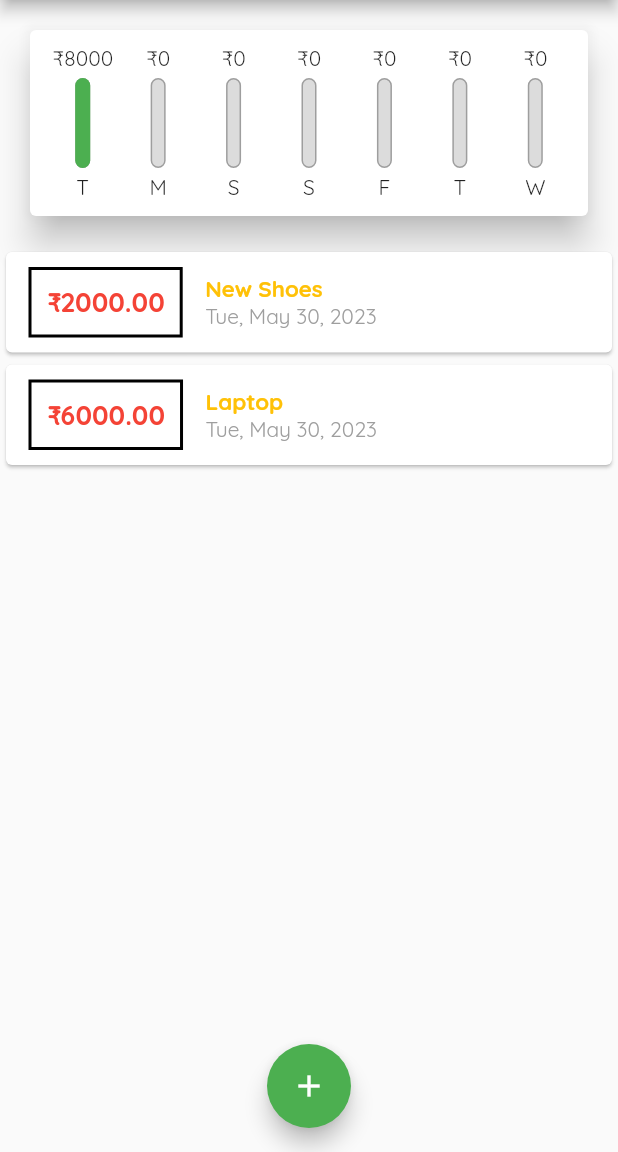
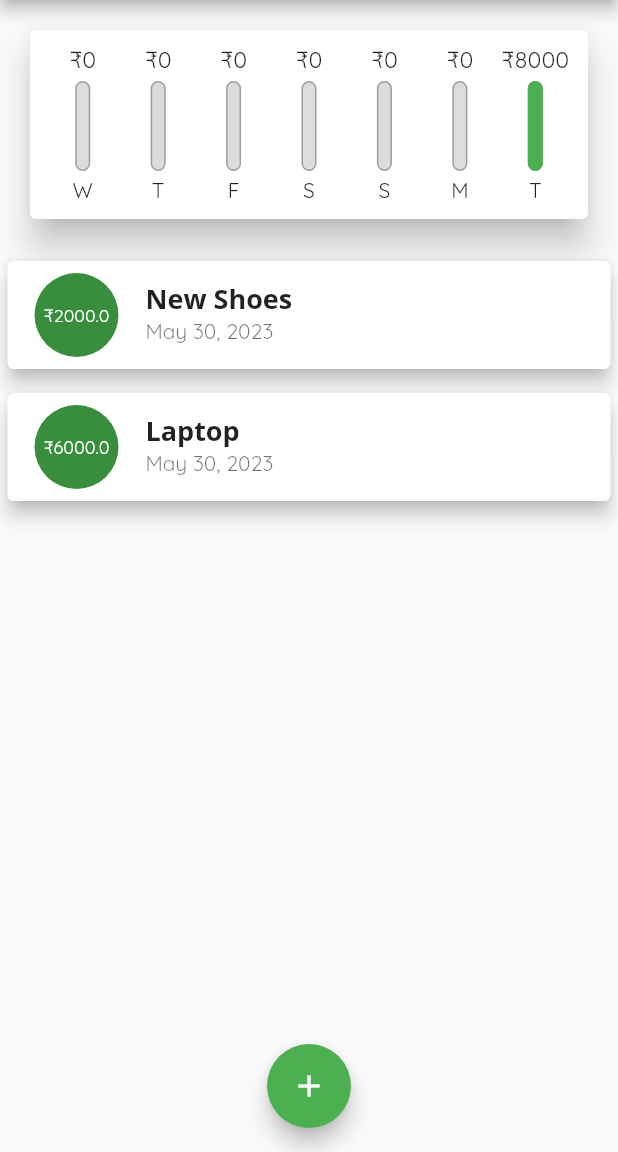
Before and after one commit to samridhav14/transactionmanager, a Flutter app: the screen it shows after launch, on a phone screen of 412 x 824 dp, the part 84-1236 px from its top. Run offline on Flutter 3.47's test engine with Material 2 defaults, Android fonts, the phone set to English and light mode, and no system bars.

Commit message:
changed the view of the list completly and revrsed the bar order

```diff
--- a/lib/chart.dart
+++ b/lib/chart.dart
@@ -25,7 +25,7 @@ class Chart extends StatelessWidget {
         'day': DateFormat.E().format(weekDay).substring(0,1),
         'amount': totalSum,
       };
-    });
+    }).reversed.toList();
   }
 // geteer for percentage of spending
 double get totalSpending{
@@ -52,7 +52,7 @@ double get totalSpending{
            // string interpolation
           //return Text("${data['Day']}: ${data['amount']}");
           return Flexible(
-            // by this we are forcing to take default space for every bar we can use flex for selecting it individually by tight we are also insuring that every child cant change their size with time
+            // by this we are forcing to take default space for every bar we can use flex for selecting it individually by tight we are also insuring that every child cant change their size with time we can use expanded flexible withj flex.tight is same
             fit: FlexFit.tight,
             child: ChartBar(lable:data['day'],
             spendingAmount: data['amount'],
--- a/lib/chart_bar.dart
+++ b/lib/chart_bar.dart
@@ -15,8 +15,12 @@ class ChartBar extends StatelessWidget {
     Column(
       children: <Widget>[
         // fittedbox fix the size of the amount and fit it in given size
-        FittedBox
-        (child: Text('₹${spendingAmount.toStringAsFixed(0)}')),
+        // we have added a container to fix the height of the amount we are showing and the bar
+        Container(
+          height: 20,
+          child: FittedBox
+          (child: Text('₹${spendingAmount.toStringAsFixed(0)}')),
+        ),
         SizedBox(height: 4,),
         Container(
           height: 60,
--- a/lib/widgets/transactionslist.dart
+++ b/lib/widgets/transactionslist.dart
@@ -3,87 +3,113 @@ import 'package:flutter_application_2/models/transactions.dart';
 import 'package:intl/intl.dart';
 
 class TransactionList extends StatelessWidget {
-    final List<Transactions>transaction;
+  final List<Transactions> transaction;
   TransactionList(this.transaction);
   @override
   Widget build(BuildContext context) {
-    return
-        Container(
+    return Container(
       // we need to fix the height of container otherwise listview will not work fine
       height: 300,
-        child: transaction.isEmpty?
+      child: transaction.isEmpty
+          ?
           // if no transactions are there we need to show some default messeage
           Column(
-          children: [ Text('No Transactions Added yet',
+              children: [
+                Text(
+                  'No Transactions Added yet',
                   style: TextStyle(
                     fontFamily: 'OpenSans',
                     fontWeight: FontWeight.bold,
                     fontSize: 18,
-                ),),
+                  ),
+                ),
                 //it will provide the space between text and image its a good alternative to container
-                SizedBox(height: 20,),
+                SizedBox(
+                  height: 20,
+                ),
                 // we need to put image into a container and then we need to fix the size so that no overflow occur
                 Container(
-                  height:200,
-                  child:
-                  Image.asset(
+                    height: 200,
+                    child: Image.asset(
                       'assets/images/default.png',
                       fit: BoxFit.cover,
-                     )
-                     )
+                    ))
               ],
             )
           // we have one more widget which we can use instead o f single child scrollable view it is listview is a widget that is column and by default singlechild scrolable
           // Listview is basically a widget with infinite height so we need to put in a container otherwise there will be a error
           // there are two type of list view one is direct and the other is by using builder constructor
-          :ListView.builder(
+          : ListView.builder(
               // standered syntax
-             itemBuilder: (context, index){
+              itemBuilder: (context, index) {
+                // return Card(
+                //   child: Row(
+                //     children: <Widget>[
+                //       Container(
+                //         margin: const EdgeInsets.symmetric(
+                //           horizontal: 15,
+                //           vertical: 10,
+                //         ),
+                //         decoration: BoxDecoration(
+                //             border: Border.all(color: Colors.black, width: 2)),
+                //         padding: EdgeInsets.all(10),
+                //         child: Text(
+                //             // special syntax for adding $sign string interpolation no need to use to string and adding to string
+                //             // it is used to fix decimal size to two digits
+                //             "₹${transaction[index].amount.toStringAsFixed(2)}",
+                //             style:  TextStyle(
+                //                 fontWeight: FontWeight.bold,
+                //                 fontSize: 18,
+                //                 //here we have coloured it manually if we want to colur it by default theme
+                //               //  color: Theme.of(context).primaryColorLight,
+                //                 color: Colors.red
+                //               )
+                //               ),
+                //       ),
+                //       Column(
+                //           crossAxisAlignment: CrossAxisAlignment.start,
+                //           children: <Widget>[
+                //             Text(
+                //               transaction[index].title,
+                //               style: const TextStyle(
+                //                   fontWeight: FontWeight.bold,
+                //                   color: Colors.amber,
+                //                   fontSize: 15),
+                //             ),
+                //             Text(
+                //               // we have added an intel pakage to formate this date and included this to our main.dart file this is an external pakage and now it is our dependency in pubspec.yaml
+                //               // we can decide the pattetn also and also different inbuilt obj
+                //               DateFormat.yMMMEd().format(transaction[index].date),
+                //               style: const TextStyle(color: Colors.grey),
+                //             ),
+                //           ])
+                //     ],
+                //   ),
+                // );;
                 return Card(
-                child: Row(
-                  children: <Widget>[
-                    Container(
-                      margin: const EdgeInsets.symmetric(
-                        horizontal: 15,
-                        vertical: 10,
+                   elevation:5,
+                  margin: EdgeInsets.symmetric(
+                    vertical:8,
+                    horizontal: 5,
                   ),
-                      decoration: BoxDecoration(
-                          border: Border.all(color: Colors.black, width: 2)),
-                      padding: EdgeInsets.all(10),
-                      child: Text(
-                          // special syntax for adding $sign string interpolation no need to use to string and adding to string
-                          // it is used to fix decimal size to two digits
-                          "₹${transaction[index].amount.toStringAsFixed(2)}",
-                          style:  TextStyle(
+                  child: ListTile(
+                    leading: CircleAvatar(
+                      radius: 30,
+                      child: Padding(
+                        padding: EdgeInsets.all(8),
+                          child: FittedBox(
+                              child: Text('₹${transaction[index].amount}'))),
+                    ),
+                    title: Text(
+                      transaction[index].title,
+                      style: TextStyle( fontFamily: 'OpenSans',
                      fontWeight: FontWeight.bold,
-                              fontSize: 18,
-                              //here we have coloured it manually if we want to colur it by default theme
-                            //  color: Theme.of(context).primaryColorLight,
-                              color: Colors.red
-                            )
+                    fontSize: 18, ),
                     ),
+                    subtitle: Text(DateFormat.yMMMMd().format(transaction[index].date) ),
                   ),
-                    Column(
-                        crossAxisAlignment: CrossAxisAlignment.start,
-                        children: <Widget>[
-                          Text(
-                            transaction[index].title,
-                            style: const TextStyle(
-                                fontWeight: FontWeight.bold,
-                                color: Colors.amber,
-                                fontSize: 15),
-                          ),
-                          Text(
-                            // we have added an intel pakage to formate this date and included this to our main.dart file this is an external pakage and now it is our dependency in pubspec.yaml
-                            // we can decide the pattetn also and also different inbuilt obj
-                            DateFormat.yMMMEd().format(transaction[index].date),
-                            style: const TextStyle(color: Colors.grey),
-                          ),
-                        ])
-                  ],
-                ),
-              );;
-             } ,
+                );
+              },
               itemCount: transaction.length,
               // here we cant maually make cards becuse this would be changed by user so we will map transactions here and then print the data
               // this mapping technique wont work any more becuse builder take a number of item and repeats the builder function for every item
@@ -91,6 +117,7 @@ class TransactionList extends StatelessWidget {
               //   return
               // }).toList(),
               // here  to list helps to convert iterater to a list
-          ),);
+            ),
+    );
   }
 }
```
Lines whose indentation alone changed are shown as unchanged.
